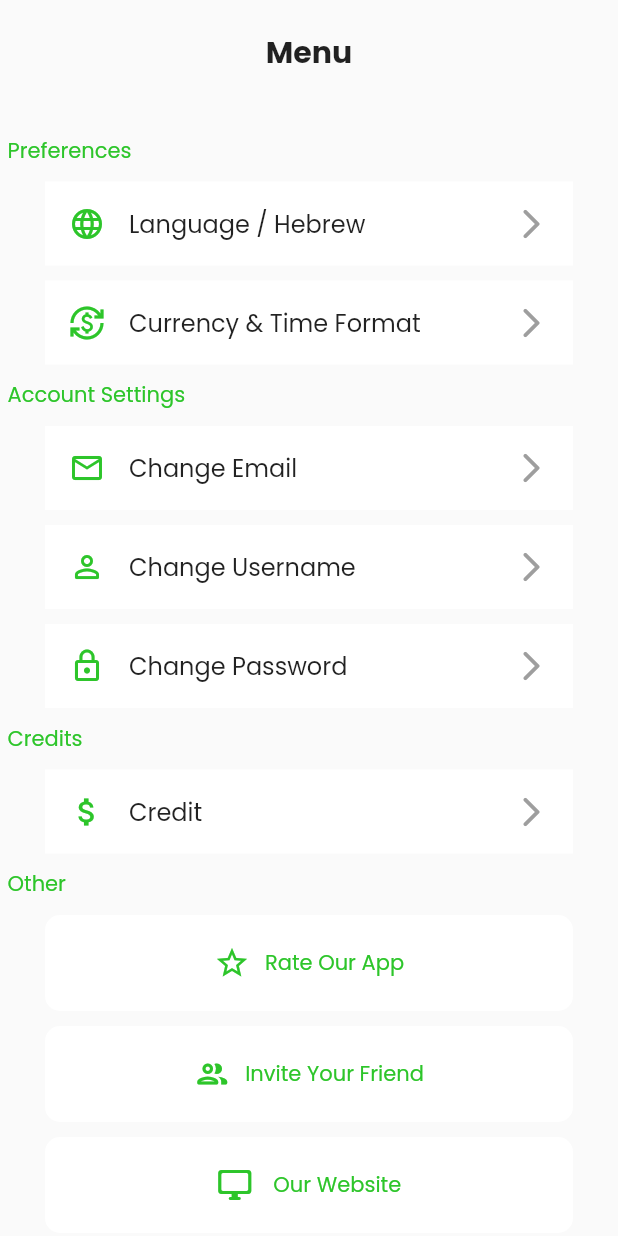
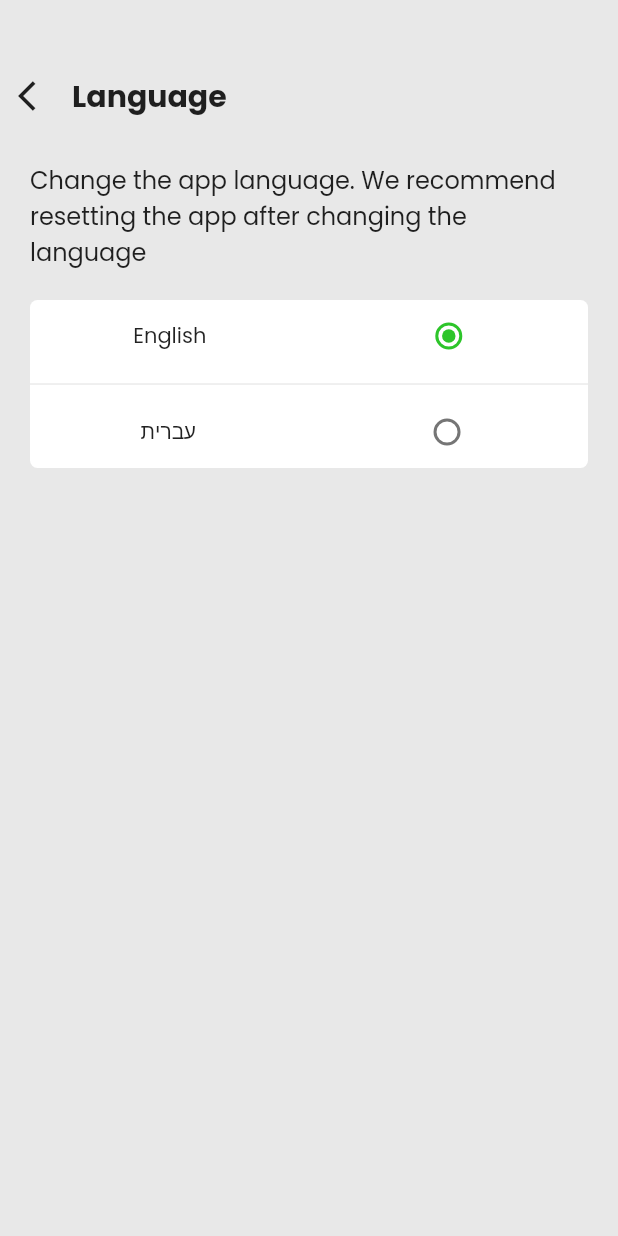
Before and after one commit to DevelopeFlutter/Be_Pass_App, a Flutter app: the AppDrawer widget shown alone on an empty page, opened directly, after a tap on "Language / Hebrew", on a phone screen of 412 x 824 dp. Run offline on Flutter 3.47's test engine with Material 2 defaults, Android fonts, the light colour scheme and no system bars; our stand-ins replace accordion, animated_splash_screen, carousel_slider, dotted_border, dropdown_button2, firebase_core and 11 more; accounts and stored records are empty; network calls fail.

Commit message:
Language Screen Update

```diff
--- /dev/null
+++ b/lib/Screens/language_screen.dart
@@ -0,0 +1,112 @@
+// ignore_for_file: prefer_const_constructors, prefer_const_literals_to_create_immutables, unused_field, prefer_final_fields, constant_identifier_names
+
+import 'package:flutter/material.dart';
+
+enum Language { ENG, HEB }
+
+class LanguageScreen extends StatefulWidget {
+  static const routeName = "language-screen";
+  const LanguageScreen({Key? key}) : super(key: key);
+
+  @override
+  State<LanguageScreen> createState() => _LanguageScreenState();
+}
+
+class _LanguageScreenState extends State<LanguageScreen> {
+  Language _user = Language.ENG;
+  void languageChoice(value) {
+    setState(() {
+      _user = value;
+    });
+  }
+
+  @override
+  Widget build(BuildContext context) {
+    return Scaffold(
+      backgroundColor: Color.fromARGB(255, 232, 232, 232),
+      body: Padding(
+        padding: EdgeInsets.symmetric(
+          vertical: 20,
+        ),
+        child: Column(
+          children: [
+            Column(
+              children: [
+                SizedBox(height: 20),
+                Row(
+                  children: [
+                    IconButton(
+                        icon: Icon(Icons.arrow_back_ios),
+                        onPressed: () {
+                          Navigator.of(context).pop();
+                        }),
+                    Text("Language",
+                        textAlign: TextAlign.center,
+                        style: TextStyle(
+                          fontSize: 20,
+                          fontWeight: FontWeight.bold,
+                        )),
+                  ],
+                ),
+                SizedBox(
+                  height: 20,
+                ),
+                Padding(
+                  padding: EdgeInsets.symmetric(
+                    horizontal: 20,
+                  ),
+                  child: Column(
+                    children: [
+                      Text(
+                        "Change the app language. We recommend resetting the app after changing the language",
+                        style: TextStyle(
+                          fontSize: 16,
+                        ),
+                      ),
+                      SizedBox(
+                        height: 20,
+                      ),
+                      Container(
+                          decoration: BoxDecoration(
+                              color: Colors.white,
+                              borderRadius: BorderRadius.circular(5)),
+                          child: Column(
+                            children: [
+                              Row(
+                                mainAxisAlignment:
+                                    MainAxisAlignment.spaceAround,
+                                children: [
+                                  Text("English"),
+                                  Radio(
+                                    groupValue: _user,
+                                    onChanged: languageChoice,
+                                    value: Language.ENG,
+                                  )
+                                ],
+                              ),
+                              Divider(),
+                              Row(
+                                mainAxisAlignment:
+                                    MainAxisAlignment.spaceAround,
+                                children: [
+                                  Text(" עברית "),
+                                  Radio(
+                                    groupValue: _user,
+                                    onChanged: languageChoice,
+                                    value: Language.HEB,
+                                  )
+                                ],
+                              )
+                            ],
+                          ))
+                    ],
+                  ),
+                ),
+              ],
+            ),
+          ],
+        ),
+      ),
+    );
+  }
+}
--- a/lib/Widgets/app_drawer.dart
+++ b/lib/Widgets/app_drawer.dart
@@ -2,6 +2,7 @@
 
 import 'package:be_pass/ForgetPasswordView/forgetPasswordView.dart';
 import 'package:be_pass/Screens/credits_screen.dart';
+import 'package:be_pass/Screens/language_screen.dart';
 import 'package:be_pass/Screens/time_currency.dart';
 import 'package:be_pass/app_Colors.dart';
 import 'package:flutter/material.dart';
@@ -31,8 +32,8 @@ class AppDrawer extends StatelessWidget {
               SizedBox(height: 40),
               headingText("Preferences"),
               SizedBox(height: 10),
-              customTileTrail(
-                  "Language / Hebrew", Icons.language, "null", context),
+              customTileTrail("Language / Hebrew", Icons.language,
+                  LanguageScreen.routeName, context),
               SizedBox(height: 10),
               customTileTrail(
                   "Currency & Time Format",
--- a/lib/main.dart
+++ b/lib/main.dart
@@ -7,6 +7,7 @@ import 'package:be_pass/Screens/certificates_screen.dart';
 import 'package:be_pass/Screens/credits_screen.dart';
 import 'package:be_pass/Screens/filters_screen.dart';
 import 'package:be_pass/Screens/home_screen.dart';
+import 'package:be_pass/Screens/language_screen.dart';
 import 'package:be_pass/Screens/social_screen.dart';
 import 'package:be_pass/Screens/time_currency.dart';
 import 'package:be_pass/Authentication/View/login_view.dart';
@@ -18,7 +19,6 @@ import 'package:be_pass/Widgets/bottom_nav.dart';
 import 'package:be_pass/test.dart';
 import 'package:flutter/material.dart';
 import 'package:flutter_easyloading/flutter_easyloading.dart';
-import 'package:flutter_tags/flutter_tags.dart';
 import 'package:google_fonts/google_fonts.dart';
 import 'ForgetPasswordView/forgetPasswordView.dart';
 import 'Screens/generl_profile_screen.dart';
@@ -30,17 +30,15 @@ import 'Screens/splash_screen.dart';
 import 'dart:math';
 import 'package:firebase_core/firebase_core.dart';
 
-Future<void> main() async {
-  await Firebase.initializeApp();
-  runApp(const MyApp());
+void main() async {
+  WidgetsFlutterBinding.ensureInitialized();
+  runApp(MyApp());
 }
 
 TextEditingController bla = TextEditingController();
 
 class MyApp extends StatelessWidget {
   const MyApp({Key? key}) : super(key: key);
-
-  // This widget is the root of your application.
   @override
   Widget build(BuildContext context) {
     return MaterialApp(
@@ -67,6 +65,7 @@ class MyApp extends StatelessWidget {
         WorkingAreas.routeName: (ctx) => WorkingAreas(),
         CreditsScreen.routeName: (ctx) => CreditsScreen(),
         CurrencyTimeScreen.routeName: (ctx) => CurrencyTimeScreen(),
+        LanguageScreen.routeName: (ctx) => LanguageScreen(),
         SignUpView.routeName: (ctx) => SignUpView(),
       },
     );
--- a/pubspec.yaml
+++ b/pubspec.yaml
@@ -55,7 +55,9 @@ dependencies:
   internet_connection_checker: ^0.0.1+4
   http: ^0.13.4
   flutter_styled_toast: ^2.1.3
-  flutter_tags: "^1.0.0-nullsafety.1"
+  # flutter_tagging: ^3.0.0
+  # flutter_syntax_view: ^4.0.0
+  # flutter_tags: "^1.0.0-nullsafety.1"
 
 
 
```
Also changed, not shown: pubspec.lock.
